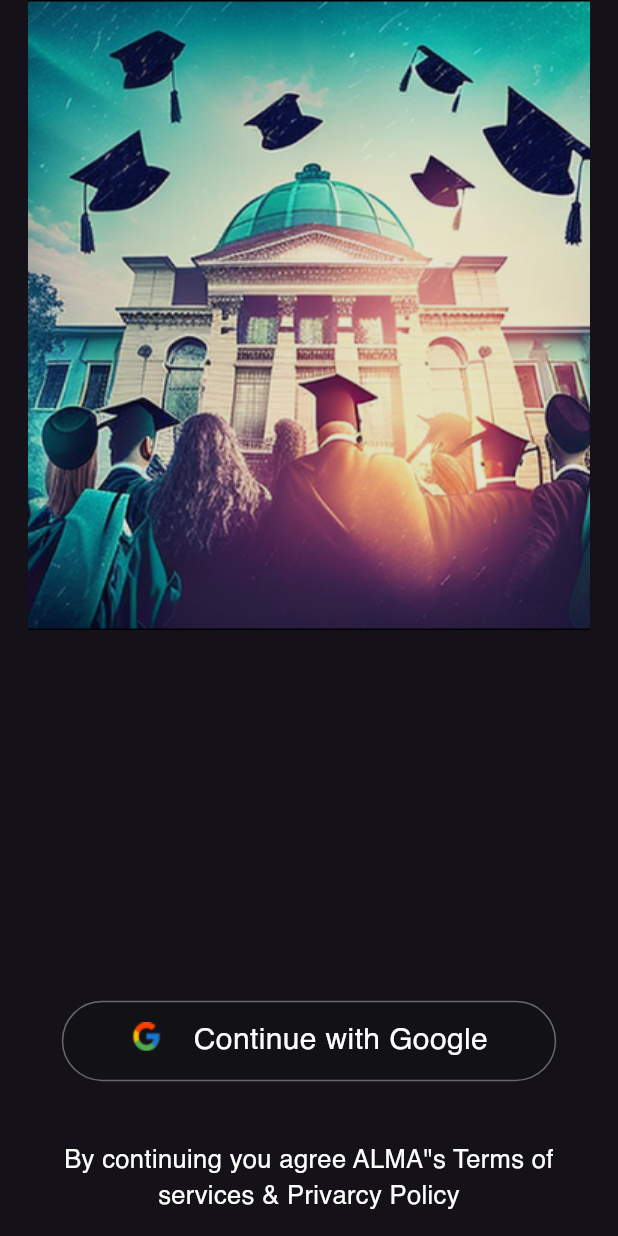
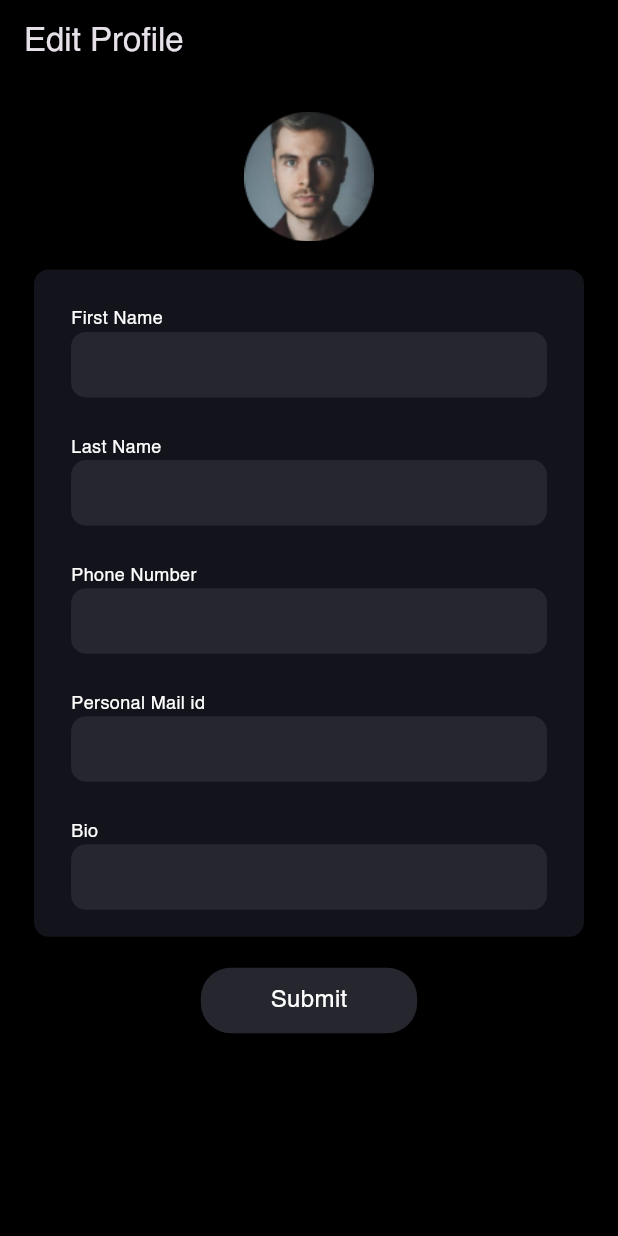
Before and after one commit to angathjr/Alma-FrontEnd, a Flutter app: the screen it shows after launch, on a phone screen of 412 x 824 dp. Run offline on Flutter 3.47's test engine with Material 2 defaults, Android fonts, the phone set to English and light mode, and no system bars; our stand-ins replace firebase_core, get, get_storage, google_sign_in, table_calendar; accounts and stored records are empty; statements that could not run were skipped.

Commit message:
added profile and edit page

```diff
--- a/lib/main.dart
+++ b/lib/main.dart
@@ -1,4 +1,6 @@
 import 'package:alma/Navbar/views/navbar.dart';
+import 'package:alma/profile/views/profileEditScreen.dart';
+import 'package:alma/profile/views/profileScreen.dart';
 import 'package:alma/registration/views/alumni_profile_screen.dart';
 import 'package:alma/registration/views/user_selection_screen.dart';
 import 'package:alma/registration/views/staff_profile_screen.dart';
@@ -32,7 +34,7 @@ class MyApp extends StatelessWidget {
         useMaterial3: true,
         fontFamily: 'Helvetica',
       ),
-      //home: UserSelectionScreen(),
+      home: ProfileEditScreen(),
       getPages: [
         GetPage(
             name: '/',
--- /dev/null
+++ b/lib/profile/views/profileEditScreen.dart
@@ -0,0 +1,204 @@
+import 'package:flutter/material.dart';
+import 'package:flutter/src/widgets/framework.dart';
+import 'package:flutter/src/widgets/placeholder.dart';
+
+class ProfileEditScreen extends StatefulWidget {
+  const ProfileEditScreen({super.key});
+
+  @override
+  State<ProfileEditScreen> createState() => _ProfileEditScreenState();
+}
+
+class _ProfileEditScreenState extends State<ProfileEditScreen> {
+  @override
+  final TextEditingController firstNameController = TextEditingController();
+  final TextEditingController lastNameController = TextEditingController();
+  final TextEditingController phoneNumberController = TextEditingController();
+  final TextEditingController mailController = TextEditingController();
+  final TextEditingController bioController = TextEditingController();
+
+  Widget build(BuildContext context) {
+    double width = MediaQuery.of(context).size.width;
+    double height = MediaQuery.of(context).size.height;
+    return Scaffold(
+      backgroundColor: Colors.black,
+      resizeToAvoidBottomInset: false,
+      appBar: AppBar(
+        backgroundColor: Colors.black,
+        title: const Text('Edit Profile'),
+      ),
+      body: Center(
+        child: Column(
+          children: [
+            Image.asset(
+              'assets/images/pic.png',
+              height: height * .15,
+              scale: 1.1,
+            ),
+            Container(
+              width: width * .89,
+              height: height * .54,
+              decoration: const BoxDecoration(
+                borderRadius: BorderRadius.all(Radius.circular(10)),
+                color: Color(0xff13141B),
+              ),
+              child: Padding(
+                padding: EdgeInsets.all(width * 0.06),
+                child: Column(
+                    crossAxisAlignment: CrossAxisAlignment.start,
+                    children: [
+                      const Text(
+                        'First Name',
+                        style: TextStyle(
+                          color: Colors.white,
+                          fontSize: 12,
+                        ),
+                      ),
+                      Container(
+                        width: width * 02,
+                        height: height * .053,
+                        decoration: const BoxDecoration(
+                          borderRadius: BorderRadius.all(Radius.circular(10)),
+                          color: Color(0xff25262E),
+                        ),
+                        child: TextFormField(
+                          controller: firstNameController,
+                          decoration: const InputDecoration(
+                            border: InputBorder.none,
+                            contentPadding: EdgeInsets.only(left: 5),
+                          ),
+                          style: const TextStyle(color: Colors.white),
+                        ),
+                      ),
+                      SizedBox(
+                        height: width * 0.06,
+                      ),
+                      const Text(
+                        'Last Name',
+                        style: TextStyle(
+                          color: Colors.white,
+                          fontSize: 12,
+                        ),
+                      ),
+                      Container(
+                        width: width * 02,
+                        height: height * .053,
+                        decoration: const BoxDecoration(
+                          borderRadius: BorderRadius.all(Radius.circular(10)),
+                          color: Color(0xff25262E),
+                        ),
+                        child: TextFormField(
+                          controller: lastNameController,
+                          decoration: const InputDecoration(
+                            border: InputBorder.none,
+                            contentPadding: EdgeInsets.only(left: 5),
+                          ),
+                          style: const TextStyle(color: Colors.white),
+                        ),
+                      ),
+                      SizedBox(
+                        height: width * 0.06,
+                      ),
+                      const Text(
+                        'Phone Number',
+                        style: TextStyle(
+                          color: Colors.white,
+                          fontSize: 12,
+                        ),
+                      ),
+                      Container(
+                        width: width * 02,
+                        height: height * .053,
+                        decoration: const BoxDecoration(
+                          borderRadius: BorderRadius.all(Radius.circular(10)),
+                          color: Color(0xff25262E),
+                        ),
+                        child: TextFormField(
+                          controller: phoneNumberController,
+                          decoration: const InputDecoration(
+                            border: InputBorder.none,
+                            contentPadding: EdgeInsets.only(left: 5),
+                          ),
+                          style: const TextStyle(color: Colors.white),
+                        ),
+                      ),
+                      SizedBox(
+                        height: width * 0.06,
+                      ),
+                      const Text(
+                        'Personal Mail id',
+                        style: TextStyle(
+                          color: Colors.white,
+                          fontSize: 12,
+                        ),
+                      ),
+                      Container(
+                        width: width * 02,
+                        height: height * .053,
+                        decoration: const BoxDecoration(
+                          borderRadius: BorderRadius.all(Radius.circular(10)),
+                          color: Color(0xff25262E),
+                        ),
+                        child: TextFormField(
+                          controller: mailController,
+                          decoration: const InputDecoration(
+                            border: InputBorder.none,
+                            contentPadding: EdgeInsets.only(left: 5),
+                          ),
+                          style: const TextStyle(color: Colors.white),
+                        ),
+                      ),
+                      SizedBox(
+                        height: width * 0.06,
+                      ),
+                      const Text(
+                        'Bio',
+                        style: TextStyle(
+                          color: Colors.white,
+                          fontSize: 12,
+                        ),
+                      ),
+                      Container(
+                        width: width * 02,
+                        height: height * .053,
+                        decoration: const BoxDecoration(
+                          borderRadius: BorderRadius.all(Radius.circular(10)),
+                          color: Color(0xff25262E),
+                        ),
+                        child: TextFormField(
+                          controller: bioController,
+                          decoration: const InputDecoration(
+                            border: InputBorder.none,
+                            contentPadding: EdgeInsets.only(left: 5),
+                          ),
+                          style: const TextStyle(color: Colors.white),
+                        ),
+                      ),
+                    ]),
+              ),
+            ),
+            SizedBox(
+              height: width * 0.05,
+            ),
+            Container(
+              alignment: Alignment.center,
+              width: width * 0.35,
+              height: height * .053,
+              decoration: const BoxDecoration(
+                borderRadius: BorderRadius.all(Radius.circular(20)),
+                color: Color(0xff25262E),
+              ),
+              child: Text(
+                'Submit',
+                style: TextStyle(
+                  color: Colors.white,
+                  fontSize: 16,
+                ),
+              ),
+            ),
+          ],
+        ),
+      ),
+    );
+  }
+}
```
Also changed, not shown: lib/profile/views/profileScreen.dart (+88 -8 lines), assets/images/edit.png (added), assets/images/phone.png (added).
